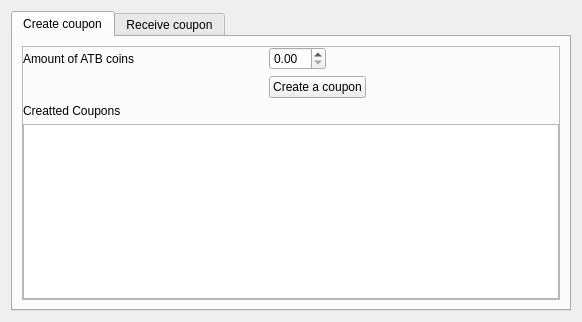
Before: the Qt Designer form src/qt/forms/bonuscodetab.ui in odrowonz/atbcoin-insight, drawn with Qt 5.
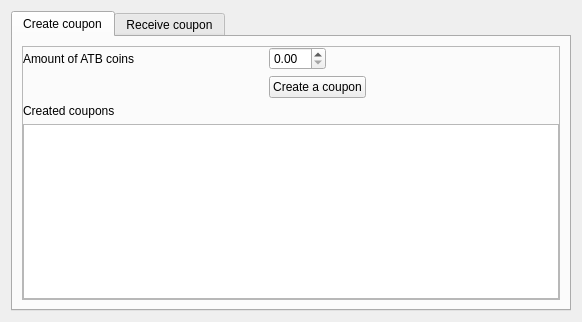
After: the same form once the commit is applied.

Commit message: Fixed graphical interface errors. Fixed errors in sending and receiving coupons.

Patch:
```diff
--- a/src/qt/forms/bonuscodetab.ui
+++ b/src/qt/forms/bonuscodetab.ui
@@ -136,7 +136,7 @@
             <item>
              <widget class="QLabel" name="CreatedCoupons">
               <property name="text">
-               <string>Creatted Coupons</string>
+               <string>Created coupons</string>
               </property>
              </widget>
             </item>
```
The commit also changes 15 other files.
